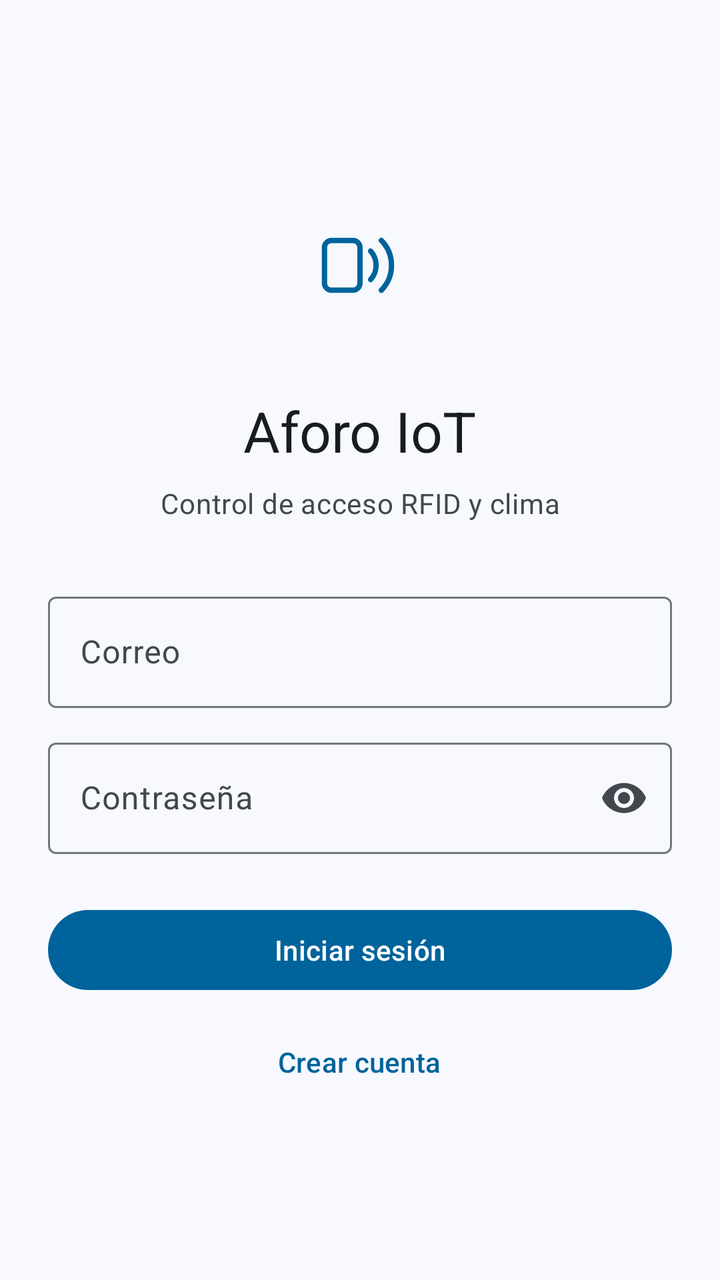
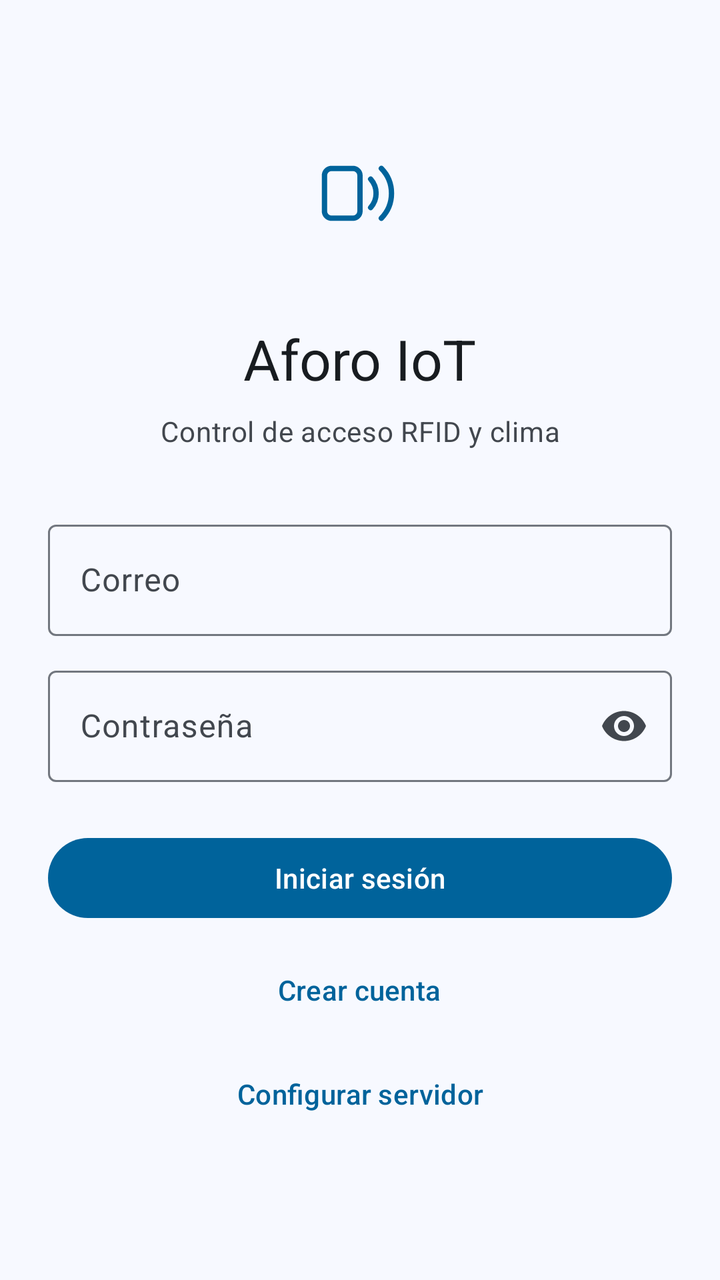

Two renders of the same Android screen: before a commit and after it. Below are the layout's source before the change and the commit's diff.
<!-- AndroidManifest.xml: application theme Theme.AforoIoT -->
<!-- res/layout/activity_login.xml -->
<?xml version="1.0" encoding="utf-8"?>
<ScrollView xmlns:android="http://schemas.android.com/apk/res/android"
  xmlns:app="http://schemas.android.com/apk/res-auto"
  android:layout_width="match_parent"
  android:layout_height="match_parent"
  android:background="?attr/colorSurface"
  android:fillViewport="true">

  <LinearLayout
    android:layout_width="match_parent"
    android:layout_height="wrap_content"
    android:gravity="center"
    android:orientation="vertical"
    android:padding="24dp">

    <ImageView
      android:layout_width="96dp"
      android:layout_height="96dp"
      android:contentDescription="@string/logo_descripcion"
      android:src="@drawable/ic_launcher_foreground"
      app:tint="?attr/colorPrimary" />

    <TextView
      android:layout_width="wrap_content"
      android:layout_height="wrap_content"
      android:layout_marginTop="16dp"
      android:text="@string/app_name"
      android:textAppearance="?attr/textAppearanceHeadlineMedium"
      android:textColor="?attr/colorOnSurface" />

    <TextView
      android:layout_width="wrap_content"
      android:layout_height="wrap_content"
      android:layout_marginTop="8dp"
      android:gravity="center"
      android:text="@string/login_subtitulo"
      android:textAppearance="?attr/textAppearanceBodyMedium"
      android:textColor="?attr/colorOnSurfaceVariant" />

    <com.google.android.material.textfield.TextInputLayout
      android:id="@+id/tilCorreo"
      style="@style/Widget.Material3.TextInputLayout.OutlinedBox"
      android:layout_width="match_parent"
      android:layout_height="wrap_content"
      android:layout_marginTop="32dp"
      android:hint="@string/correo">

      <com.google.android.material.textfield.TextInputEditText
        android:id="@+id/etCorreo"
        android:layout_width="match_parent"
        android:layout_height="wrap_content"
        android:autofillHints="emailAddress"
        android:inputType="textEmailAddress"
        android:maxLines="1" />
    </com.google.android.material.textfield.TextInputLayout>

    <com.google.android.material.textfield.TextInputLayout
      android:id="@+id/tilContrasena"
      style="@style/Widget.Material3.TextInputLayout.OutlinedBox"
      android:layout_width="match_parent"
      android:layout_height="wrap_content"
      android:layout_marginTop="12dp"
      android:hint="@string/contrasena"
      app:endIconMode="password_toggle">

      <com.google.android.material.textfield.TextInputEditText
        android:id="@+id/etContrasena"
        android:layout_width="match_parent"
        android:layout_height="wrap_content"
        android:autofillHints="password"
        android:imeOptions="actionDone"
        android:inputType="textPassword"
        android:maxLines="1" />
    </com.google.android.material.textfield.TextInputLayout>

    <com.google.android.material.button.MaterialButton
      android:id="@+id/btnLogin"
      android:layout_width="match_parent"
      android:layout_height="wrap_content"
      android:layout_marginTop="24dp"
      android:text="@string/iniciar_sesion" />

    <com.google.android.material.button.MaterialButton
      android:id="@+id/btnIrRegistro"
      style="@style/Widget.Material3.Button.TextButton"
      android:layout_width="wrap_content"
      android:layout_height="wrap_content"
      android:layout_marginTop="8dp"
      android:text="@string/crear_cuenta" />

  </LinearLayout>
</ScrollView>
<!-- resources referenced by this layout -->
<resources>
  <!-- drawable ic_launcher_foreground (drawable) -->
  <?xml version="1.0" encoding="utf-8"?>
  <vector xmlns:android="http://schemas.android.com/apk/res/android"
    android:width="108dp"
    android:height="108dp"
    android:viewportWidth="108"
    android:viewportHeight="108">
  
    <path
      android:pathData="M38,40 H50 A4,4 0 0 1 54,44 V64 A4,4 0 0 1 50,68 H38 A4,4 0 0 1 34,64 V44 A4,4 0 0 1 38,40 Z"
      android:fillColor="#00000000"
      android:strokeColor="#FFFFFF"
      android:strokeWidth="3" />
    <path
      android:pathData="M60,46 A12,12 0 0 1 60,62"
      android:fillColor="#00000000"
      android:strokeColor="#FFFFFF"
      android:strokeWidth="3"
      android:strokeLineCap="round" />
    <path
      android:pathData="M66,40 A20,20 0 0 1 66,68"
      android:fillColor="#00000000"
      android:strokeColor="#FFFFFF"
      android:strokeWidth="3"
      android:strokeLineCap="round" />
  </vector>
  <string name="app_name">Aforo IoT</string>
  <string name="contrasena">Contraseña</string>
  <string name="correo">Correo</string>
  <string name="crear_cuenta">Crear cuenta</string>
  <string name="iniciar_sesion">Iniciar sesión</string>
  <string name="login_subtitulo">Control de acceso RFID y clima</string>
  <string name="logo_descripcion">Logotipo de Aforo IoT</string>
  <style name="Theme.AforoIoT" parent="Base.Theme.AforoIoT" />
  <style name="Base.Theme.AforoIoT" parent="Theme.Material3.DayNight.NoActionBar">
      <item name="colorPrimary">@color/primary</item>
      <item name="colorOnPrimary">@color/onPrimary</item>
      <item name="colorPrimaryContainer">@color/primaryContainer</item>
      <item name="colorOnPrimaryContainer">@color/onPrimaryContainer</item>
      <item name="colorSecondary">@color/secondary</item>
      <item name="colorOnSecondary">@color/onSecondary</item>
      <item name="colorSecondaryContainer">@color/secondaryContainer</item>
      <item name="colorOnSecondaryContainer">@color/onSecondaryContainer</item>
      <item name="colorTertiary">@color/tertiary</item>
      <item name="colorOnTertiary">@color/onTertiary</item>
      <item name="colorTertiaryContainer">@color/tertiaryContainer</item>
      <item name="colorOnTertiaryContainer">@color/onTertiaryContainer</item>
      <item name="colorError">@color/error</item>
      <item name="colorOnError">@color/onError</item>
      <item name="colorErrorContainer">@color/errorContainer</item>
      <item name="colorOnErrorContainer">@color/onErrorContainer</item>
      <item name="colorSurface">@color/surface</item>
      <item name="colorOnSurface">@color/onSurface</item>
      <item name="colorSurfaceContainer">@color/surfaceContainer</item>
      <item name="colorSurfaceContainerHighest">@color/surfaceContainer</item>
      <item name="colorOnSurfaceVariant">@color/onSurfaceVariant</item>
      <item name="colorOutline">@color/outline</item>
      <item name="android:windowLightStatusBar">true</item>
    </style>
  <color name="primary">#00639B</color>
  <color name="onPrimary">#FFFFFF</color>
  <color name="primaryContainer">#CEE5FF</color>
  <color name="onPrimaryContainer">#001D33</color>
  <color name="secondary">#51606F</color>
  <color name="onSecondary">#FFFFFF</color>
  <color name="secondaryContainer">#D5E4F7</color>
  <color name="onSecondaryContainer">#0E1D2A</color>
  <color name="tertiary">#68587A</color>
  <color name="onTertiary">#FFFFFF</color>
  <color name="tertiaryContainer">#EEDBFF</color>
  <color name="onTertiaryContainer">#231533</color>
  <color name="error">#BA1A1A</color>
  <color name="onError">#FFFFFF</color>
  <color name="errorContainer">#FFDAD6</color>
  <color name="onErrorContainer">#410002</color>
  <color name="surface">#F7F9FF</color>
  <color name="onSurface">#181C20</color>
  <color name="surfaceContainer">#ECEEF4</color>
  <color name="onSurfaceVariant">#42474E</color>
  <color name="outline">#72777F</color>
</resources>

<!-- the commit's change to res/layout/activity_login.xml (unified diff, before → after) -->
@@ -88,5 +88,23 @@
       android:layout_marginTop="8dp"
       android:text="@string/crear_cuenta" />
 
+    <com.google.android.material.button.MaterialButton
+      android:id="@+id/btnServidor"
+      style="@style/Widget.Material3.Button.TextButton"
+      android:layout_width="wrap_content"
+      android:layout_height="wrap_content"
+      android:layout_marginTop="4dp"
+      android:text="@string/servidor_cambiar" />
+
+    <TextView
+      android:id="@+id/txtServidor"
+      android:layout_width="match_parent"
+      android:layout_height="wrap_content"
+      android:layout_marginTop="4dp"
+      android:gravity="center"
+      android:textAppearance="?attr/textAppearanceBodySmall"
+      android:textColor="?attr/colorOnSurfaceVariant"
+      android:textIsSelectable="true" />
+
   </LinearLayout>
 </ScrollView>
<!-- resource entries referenced after the edit -->
@@ -33,6 +33,7 @@
   <string name="iniciar_sesion">Iniciar sesión</string>
   <string name="login_subtitulo">Control de acceso RFID y clima</string>
   <string name="logo_descripcion">Logotipo de Aforo IoT</string>
+  <string name="servidor_cambiar">Configurar servidor</string>
   <style name="Theme.AforoIoT" parent="Base.Theme.AforoIoT" />
   <style name="Base.Theme.AforoIoT" parent="Theme.Material3.DayNight.NoActionBar">
       <item name="colorPrimary">@color/primary</item>
